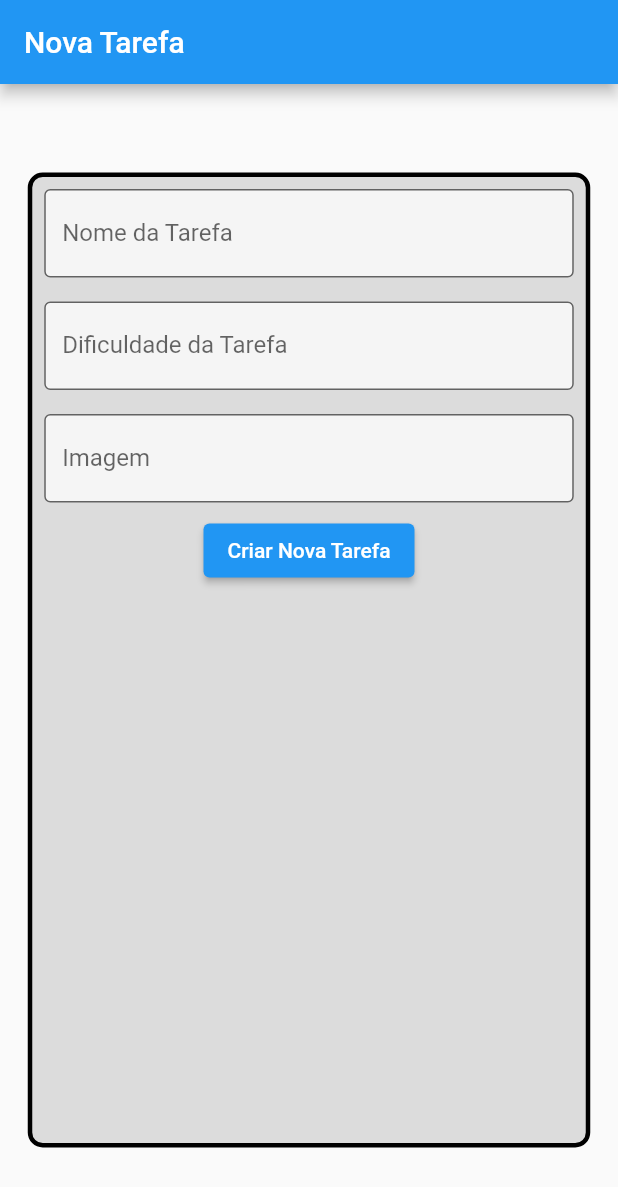
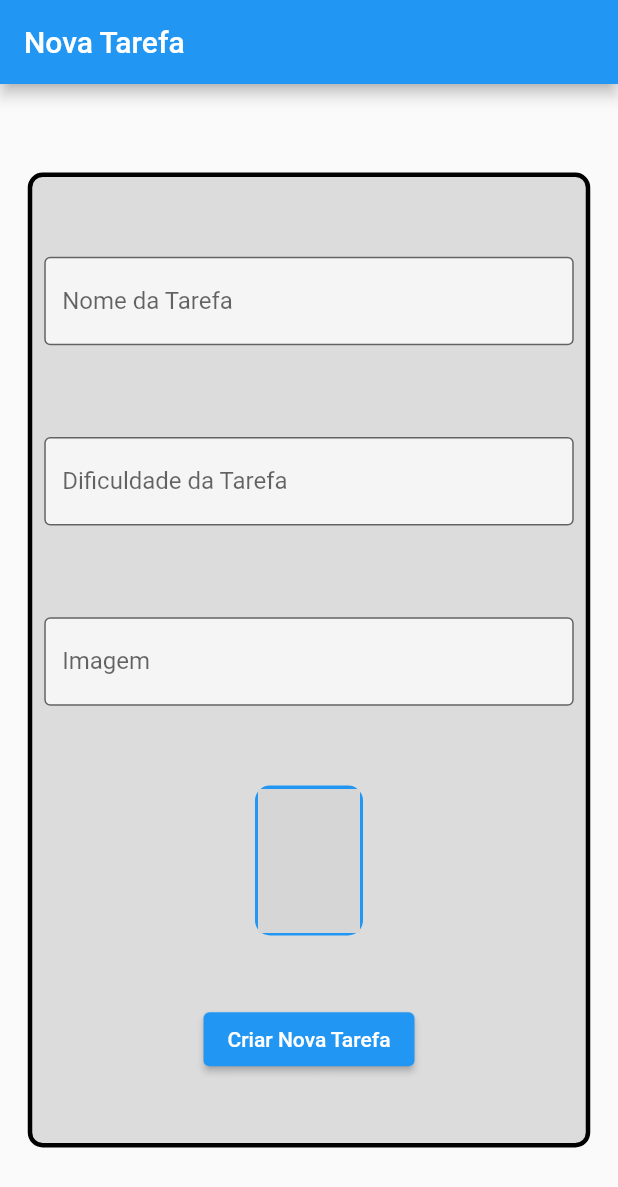
Before and after one commit to defreitasabner/organizador_tarefas_flutter, a Flutter app: the screen it shows after launch, on a phone screen of 412 x 824 dp. Shown: the top 1187 px of the screen. Run offline on Flutter 3.47's test engine with Material 2 defaults, Android fonts, the phone set to English and light mode, and no system bars; network calls fail; grey boxes are pictures that could not be loaded.

Commit message:
Alterado FormInputField para Stateful Widget e adicionada a verificação onChange.

```diff
--- a/lib/components/form_input_field.dart
+++ b/lib/components/form_input_field.dart
@@ -1,32 +1,41 @@
 import 'package:flutter/material.dart';
 
-class FormInputField extends StatelessWidget {
+class FormInputField extends StatefulWidget {
 
   final String inputLabel;
-  final TextEditingController inputController;
+  TextEditingController inputController;
   final String inputHint;
 
-  const FormInputField({
+  FormInputField({
     Key? key,
     required this.inputLabel,
     required this.inputController,
     required this.inputHint
   }) : super(key: key);
 
+  @override
+  State<FormInputField> createState() => _FormInputFieldState();
+}
 
+class _FormInputFieldState extends State<FormInputField> {
   @override
   Widget build(BuildContext context) {
     return Padding(
       padding: const EdgeInsets.all(8.0),
       child: TextFormField(
-        controller: inputController,
+        onChanged: (text) {
+          setState(() {
+            // Para cada alteração no input, ele renderiza tudo de novo
+          });
+        },
+        controller: widget.inputController,
         textAlign: TextAlign.center,
         decoration: InputDecoration(
           border: const OutlineInputBorder(),
           fillColor: Colors.white70,
           filled: true,
-          labelText: inputLabel,
-          hintText: inputHint
+          labelText: widget.inputLabel,
+          hintText: widget.inputHint
         ),
       ),
     );
--- a/lib/screens/form_screen.dart
+++ b/lib/screens/form_screen.dart
@@ -31,6 +31,7 @@ class _FormScreenState extends State<FormScreen> {
             border: Border.all(width: 3),
           ),
           child: Column(
+            mainAxisAlignment: MainAxisAlignment.spaceEvenly,
             children: [
               FormInputField(
                 inputLabel: 'Nome da Tarefa',
@@ -45,7 +46,22 @@ class _FormScreenState extends State<FormScreen> {
               FormInputField(
                 inputLabel: 'Imagem',
                 inputController: imageController,
-                inputHint: 'Digite o caminho para uma imagem'
+                inputHint: 'Digite uma URL válida para uma imagem'
+              ),
+              Container(
+                height: 100,
+                width: 72,
+                decoration: BoxDecoration(
+                  color: Colors.blue,
+                  borderRadius: BorderRadius.circular(10),
+                  border: Border.all( width: 2, color: Colors.blue )
+                ),
+                child: ClipRRect(
+                  borderRadius: BorderRadius.circular(10),
+                  child: Image.network(
+                    imageController.text
+                  ),
+                )
               ),
               ElevatedButton(
                 onPressed: () {},
```
